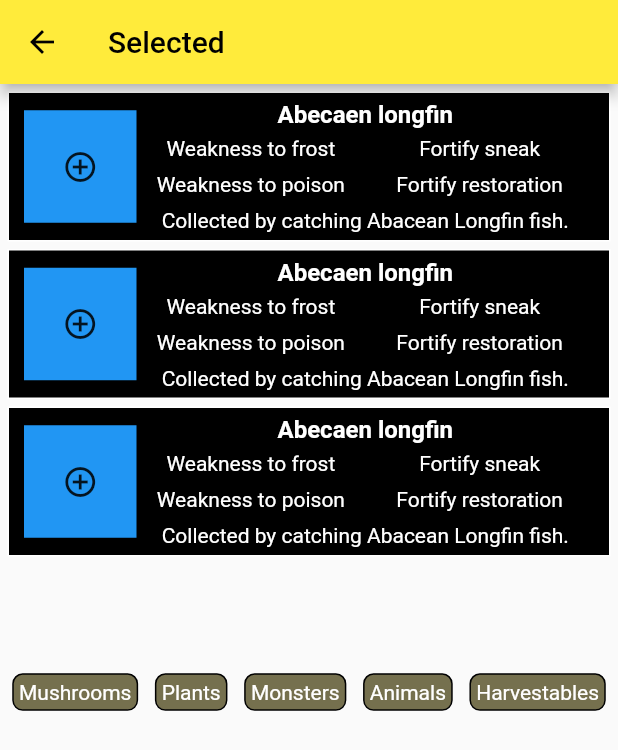
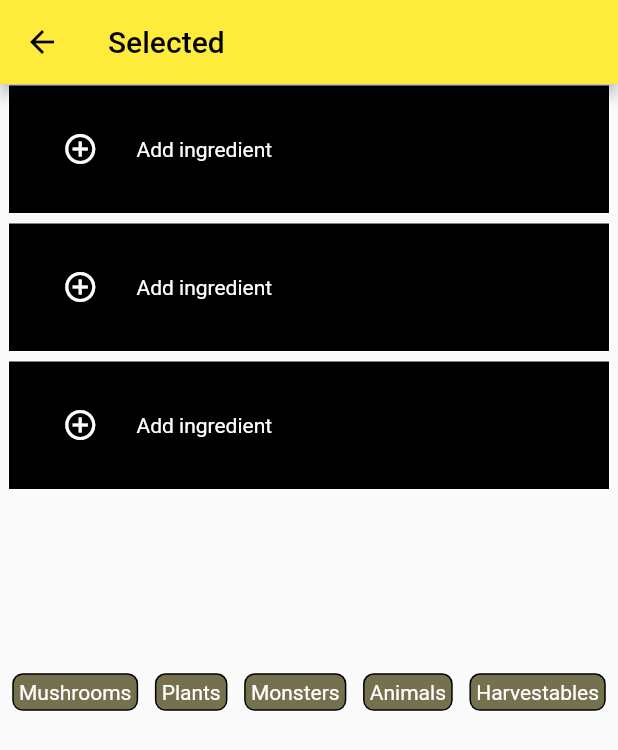
Before and after one commit to NileshRamcharan/AlchemyApp, a Flutter app: the SelectionPage screen opened directly with empty values, on a phone screen of 412 x 824 dp. Shown: the top 750 px of the screen. Run offline on Flutter 3.47's test engine with Material 2 defaults, Android fonts, the phone set to English and light mode, and no system bars; network calls fail.

Commit message:
seperated recipe items in recipe view and added functionality to selection activecards

```diff
--- a/iiatimd_app/lib/views/selection.dart
+++ b/iiatimd_app/lib/views/selection.dart
@@ -1,9 +1,13 @@
 import 'package:flutter/material.dart';
 
 class SelectionPage extends StatelessWidget {
-  const SelectionPage({super.key, required this.ingredients});
+  const SelectionPage(
+      {super.key,
+      required this.ingredients,
+      required this.selectedIngredients});
 
   final Map ingredients;
+  final List selectedIngredients;
 
   @override
   Widget build(BuildContext context) {
@@ -17,7 +21,10 @@ class SelectionPage extends StatelessWidget {
           child: Column(
             mainAxisAlignment: MainAxisAlignment.spaceAround,
             children: [
-              const Expanded(child: SelectedCards()),
+              Expanded(
+                  child: SelectedCards(
+                selectedIngredients: selectedIngredients,
+              )),
               Expanded(child: FilterContainer(ingredients: ingredients))
             ],
           ),
@@ -27,7 +34,9 @@ class SelectionPage extends StatelessWidget {
 
 //Card for selected ingredients on the main page
 class SelectedCards extends StatefulWidget {
-  const SelectedCards({super.key});
+  const SelectedCards({super.key, required this.selectedIngredients});
+
+  final List selectedIngredients;
 
   @override
   State<SelectedCards> createState() => _SelectedCards();
@@ -41,15 +50,14 @@ class _SelectedCards extends State<SelectedCards> {
     return ListView.builder(
         itemCount: 3,
         itemBuilder: (context, index) {
-          if (index < 3) {
-            //if index = list.length
-            return const ActiveCards(
-                name: "Abecaen longfin",
-                effect1: "Weakness to frost",
-                effect2: "Fortify sneak",
-                effect3: "Weakness to poison",
-                effect4: "Fortify restoration",
-                location: "Collected by catching Abacean Longfin fish.");
+          if (index < widget.selectedIngredients.length) {
+            return ActiveCards(
+                name: widget.selectedIngredients[index]["ingredient"],
+                effect1: widget.selectedIngredients[index]["effect1"],
+                effect2: widget.selectedIngredients[index]["effect2"],
+                effect3: widget.selectedIngredients[index]["effect3"],
+                effect4: widget.selectedIngredients[index]["effect4"],
+                location: widget.selectedIngredients[index]["blurb"]);
           } else {
             return const AddIngredientCard();
           }
```
Also changed, not shown: iiatimd_app/lib/main.dart (+4 -19 lines), iiatimd_app/lib/views/recipes.dart (+58 -48 lines), 9 other files.
